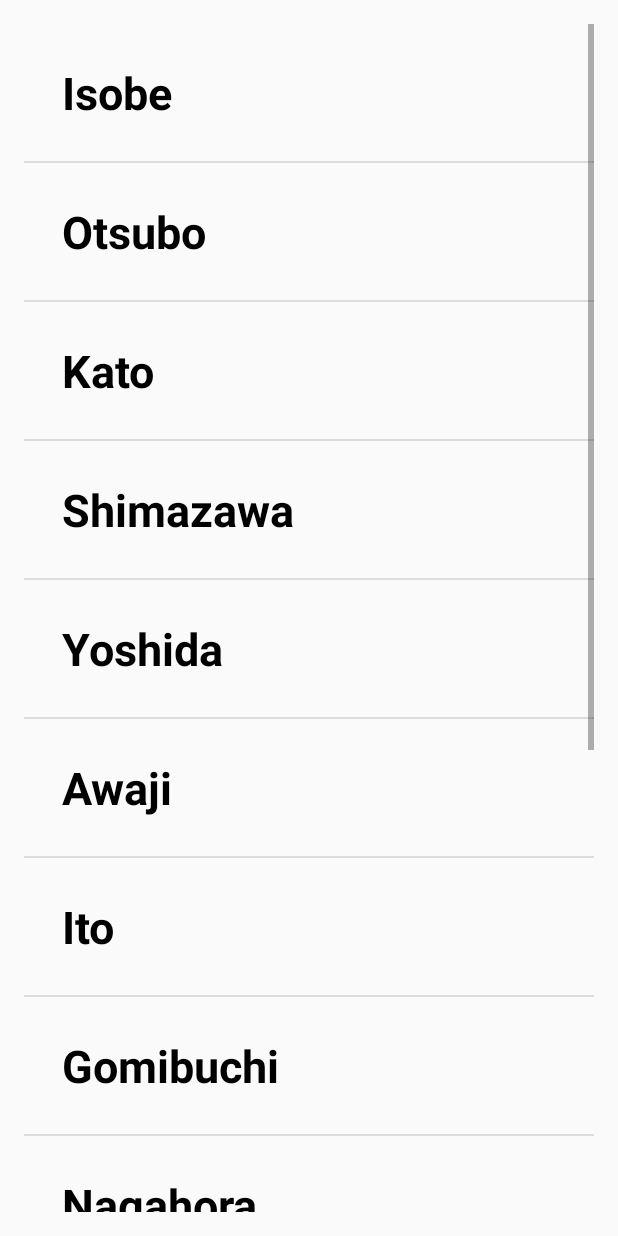
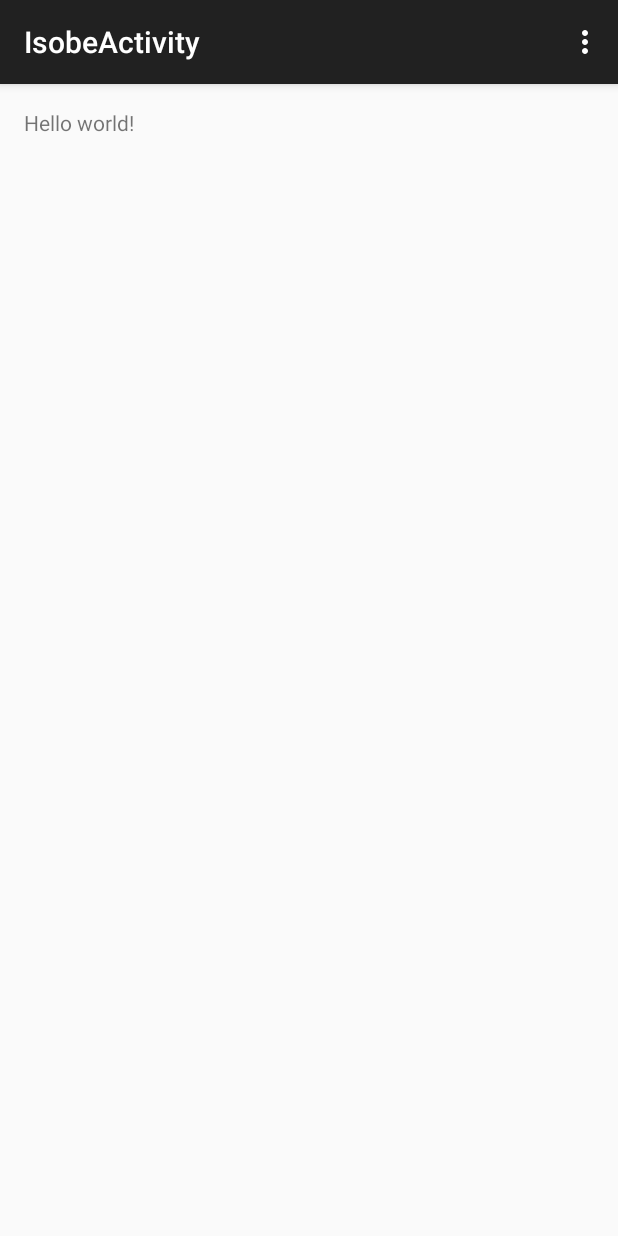
Before and after one commit to kwbt-mrokj/TeamDevelopTest03, an Android app: the screen it shows after launch (MainActivity before the commit, IsobeActivity after it), after a tap on "Isobe", on a phone screen of 412 x 824 dp. Run offline under Robolectric (Android 15) with nearby library versions, the phone set to English and light mode, and no system bars.

Commit message:
IsobeActivityの追加
IsobeActivityの追加をしました。

```diff
--- /dev/null
+++ b/app/src/main/java/com/example/kawabata/studysqlite_listviewfor0526/IsobeActivity.java
@@ -0,0 +1,38 @@
+package com.example.kawabata.studysqlite_listviewfor0526;
+
+import android.support.v7.app.ActionBarActivity;
+import android.os.Bundle;
+import android.view.Menu;
+import android.view.MenuItem;
+
+
+public class IsobeActivity extends ActionBarActivity {
+
+    @Override
+    protected void onCreate(Bundle savedInstanceState) {
+        super.onCreate(savedInstanceState);
+        setContentView(R.layout.activity_isobe);
+    }
+
+    @Override
+    public boolean onCreateOptionsMenu(Menu menu) {
+        // Inflate the menu; this adds items to the action bar if it is present.
+        getMenuInflater().inflate(R.menu.menu_isobe, menu);
+        return true;
+    }
+
+    @Override
+    public boolean onOptionsItemSelected(MenuItem item) {
+        // Handle action bar item clicks here. The action bar will
+        // automatically handle clicks on the Home/Up button, so long
+        // as you specify a parent activity in AndroidManifest.xml.
+        int id = item.getItemId();
+
+        //noinspection SimplifiableIfStatement
+        if (id == R.id.action_settings) {
+            return true;
+        }
+
+        return super.onOptionsItemSelected(item);
+    }
+}
--- a/app/src/main/java/com/example/kawabata/studysqlite_listviewfor0526/MainActivity.java
+++ b/app/src/main/java/com/example/kawabata/studysqlite_listviewfor0526/MainActivity.java
@@ -47,6 +47,7 @@ public class MainActivity extends Activity {
                 "Kodate",
                 "Odagiri",
                 "Sunako",
+                "Wada",
                 "Test",
                 "KawaTest"
         };
--- /dev/null
+++ b/app/src/main/res/layout/activity_isobe.xml
@@ -0,0 +1,12 @@
+<RelativeLayout xmlns:android="http://schemas.android.com/apk/res/android"
+    xmlns:tools="http://schemas.android.com/tools" android:layout_width="match_parent"
+    android:layout_height="match_parent" android:paddingLeft="@dimen/activity_horizontal_margin"
+    android:paddingRight="@dimen/activity_horizontal_margin"
+    android:paddingTop="@dimen/activity_vertical_margin"
+    android:paddingBottom="@dimen/activity_vertical_margin"
+    tools:context="com.example.kawabata.studysqlite_listviewfor0526.IsobeActivity">
+
+    <TextView android:text="@string/hello_world" android:layout_width="wrap_content"
+        android:layout_height="wrap_content" />
+
+</RelativeLayout>
--- /dev/null
+++ b/app/src/main/res/menu/menu_isobe.xml
@@ -0,0 +1,7 @@
+<menu xmlns:android="http://schemas.android.com/apk/res/android"
+    xmlns:app="http://schemas.android.com/apk/res-auto"
+    xmlns:tools="http://schemas.android.com/tools"
+    tools:context="com.example.kawabata.studysqlite_listviewfor0526.IsobeActivity">
+    <item android:id="@+id/action_settings" android:title="@string/action_settings"
+        android:orderInCategory="100" app:showAsAction="never" />
+</menu>
--- a/app/src/main/res/values/strings.xml
+++ b/app/src/main/res/values/strings.xml
@@ -6,4 +6,5 @@
     <string name="title_activity_register">RegisterActivity</string>
     <string name="title_activity_test">TestActivity</string>
     <string name="title_activity_kawa_test">KawaTestActivity</string>
+    <string name="title_activity_isobe">IsobeActivity</string>
 </resources>
```
Also changed, not shown: app/src/main/AndroidManifest.xml (+8 -0 lines).
